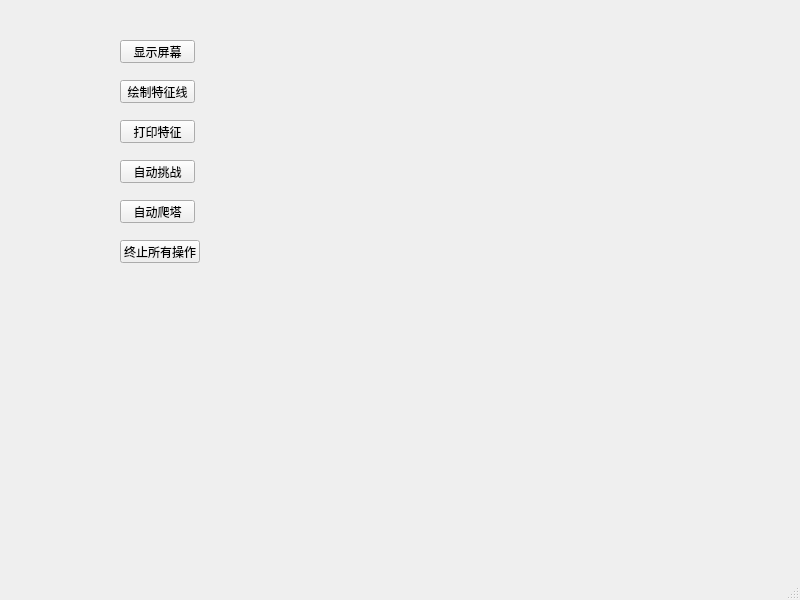
First picture: the form in src/plugin/afk_helper/pages/main/afk_main.ui, repository objcat/test-python, before the edit.
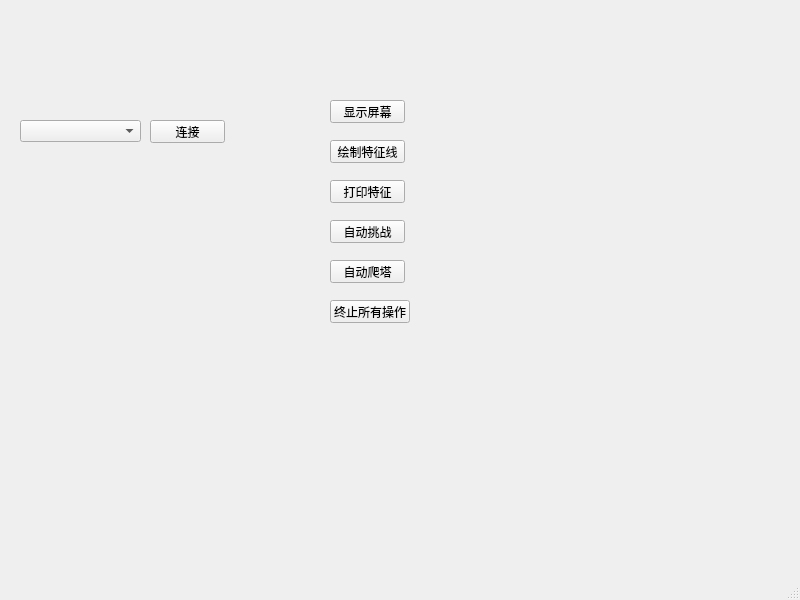
Second picture: the form after the edit.

Diff of the .ui file:
```diff
--- a/src/plugin/afk_helper/pages/main/afk_main.ui
+++ b/src/plugin/afk_helper/pages/main/afk_main.ui
@@ -17,8 +17,8 @@
    <widget class="QPushButton" name="show_screen_cut_btn">
     <property name="geometry">
      <rect>
-      <x>120</x>
-      <y>40</y>
+      <x>330</x>
+      <y>100</y>
       <width>75</width>
       <height>23</height>
      </rect>
@@ -30,8 +30,8 @@
    <widget class="QPushButton" name="draw_sift_line_btn">
     <property name="geometry">
      <rect>
-      <x>120</x>
-      <y>80</y>
+      <x>330</x>
+      <y>140</y>
       <width>75</width>
       <height>23</height>
      </rect>
@@ -43,8 +43,8 @@
    <widget class="QPushButton" name="print_distance_btn">
     <property name="geometry">
      <rect>
-      <x>120</x>
-      <y>120</y>
+      <x>330</x>
+      <y>180</y>
       <width>75</width>
       <height>23</height>
      </rect>
@@ -56,8 +56,8 @@
    <widget class="QPushButton" name="auto_challenge_btn">
     <property name="geometry">
      <rect>
-      <x>120</x>
-      <y>160</y>
+      <x>330</x>
+      <y>220</y>
       <width>75</width>
       <height>23</height>
      </rect>
@@ -69,8 +69,8 @@
    <widget class="QPushButton" name="auto_tower_btn">
     <property name="geometry">
      <rect>
-      <x>120</x>
-      <y>200</y>
+      <x>330</x>
+      <y>260</y>
       <width>75</width>
       <height>23</height>
      </rect>
@@ -82,8 +82,8 @@
    <widget class="QPushButton" name="stop_all_btn">
     <property name="geometry">
      <rect>
-      <x>120</x>
-      <y>240</y>
+      <x>330</x>
+      <y>300</y>
       <width>80</width>
       <height>23</height>
      </rect>
@@ -92,6 +92,29 @@
      <string>终止所有操作</string>
     </property>
    </widget>
+   <widget class="QComboBox" name="device_combo_box">
+    <property name="geometry">
+     <rect>
+      <x>20</x>
+      <y>120</y>
+      <width>121</width>
+      <height>22</height>
+     </rect>
+    </property>
+   </widget>
+   <widget class="QPushButton" name="connect_btn">
+    <property name="geometry">
+     <rect>
+      <x>150</x>
+      <y>120</y>
+      <width>75</width>
+      <height>23</height>
+     </rect>
+    </property>
+    <property name="text">
+     <string>连接</string>
+    </property>
+   </widget>
   </widget>
   <widget class="QMenuBar" name="menubar">
    <property name="geometry">
```
